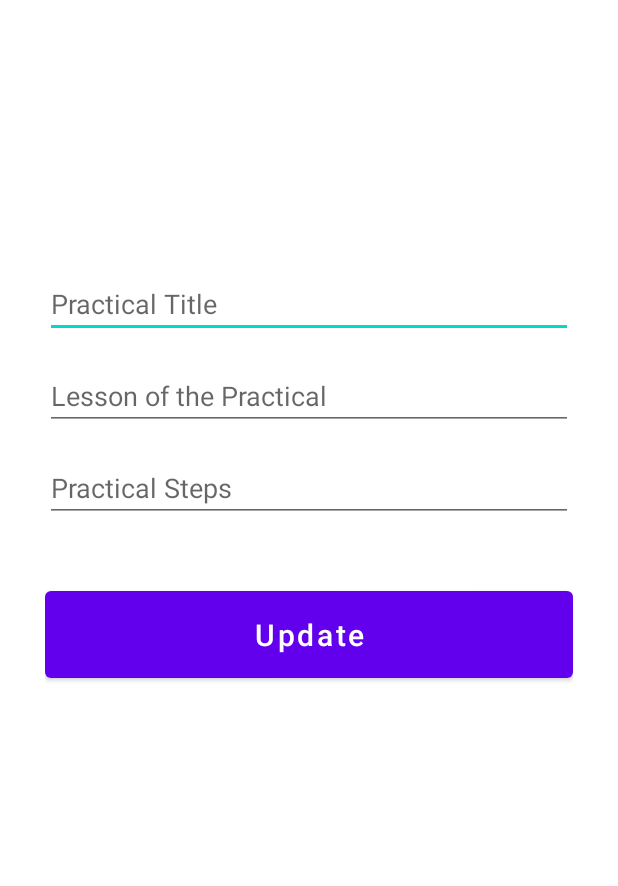
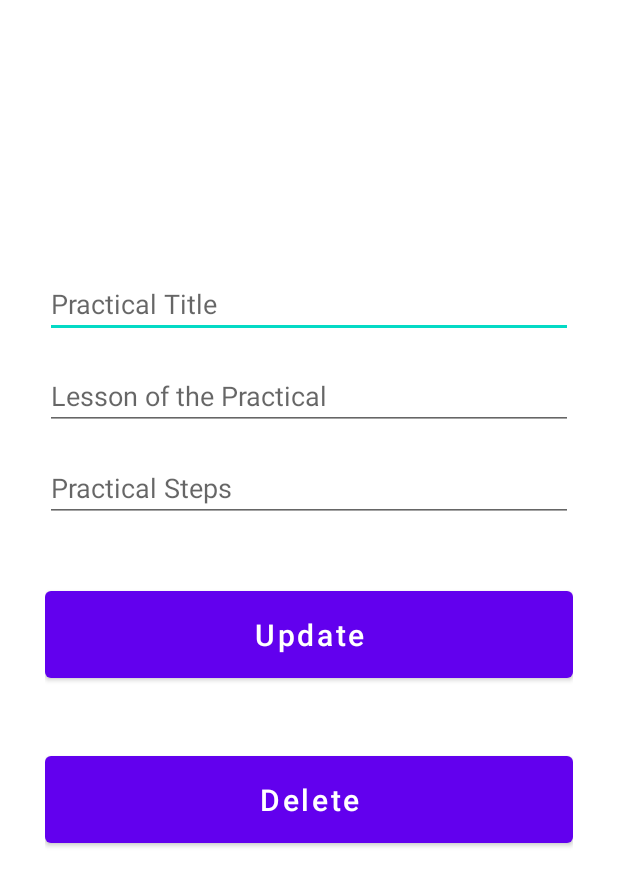
Before and after one commit to pamudipunsala/PLab, an Android app: the layout activity_update_practical.xml on its own in the app's theme, with its tools: preview values and no code run, on a phone screen of 412 x 824 dp. Shown: the top 886 px of the screen. Run offline under Robolectric (Android 15) with nearby library versions, the phone set to English and light mode, and no system bars.

Commit message:
delete practical

```diff
--- a/app/src/main/res/layout/activity_update_practical.xml
+++ b/app/src/main/res/layout/activity_update_practical.xml
@@ -55,4 +55,15 @@
         app:layout_constraintEnd_toEndOf="parent"
         app:layout_constraintStart_toStartOf="parent"
         app:layout_constraintTop_toBottomOf="@+id/steps_input2" />
+    <Button
+        android:id="@+id/delete_button"
+        android:layout_width="match_parent"
+        android:layout_height="70dp"
+        android:layout_marginTop="40dp"
+        android:text="Delete"
+        android:textSize="20sp"
+        android:textAllCaps="false"
+        app:layout_constraintEnd_toEndOf="parent"
+        app:layout_constraintStart_toStartOf="parent"
+        app:layout_constraintTop_toBottomOf="@+id/update_button" />
 </androidx.constraintlayout.widget.ConstraintLayout>
```
Also changed, not shown: app/src/main/java/com/example/plab/AddPractical.java (+46 -0 lines), app/src/main/java/com/example/plab/MyDatabaseHelper.java (+15 -0 lines), app/src/main/java/com/example/plab/UpdatePractical.java (+30 -1 lines).
